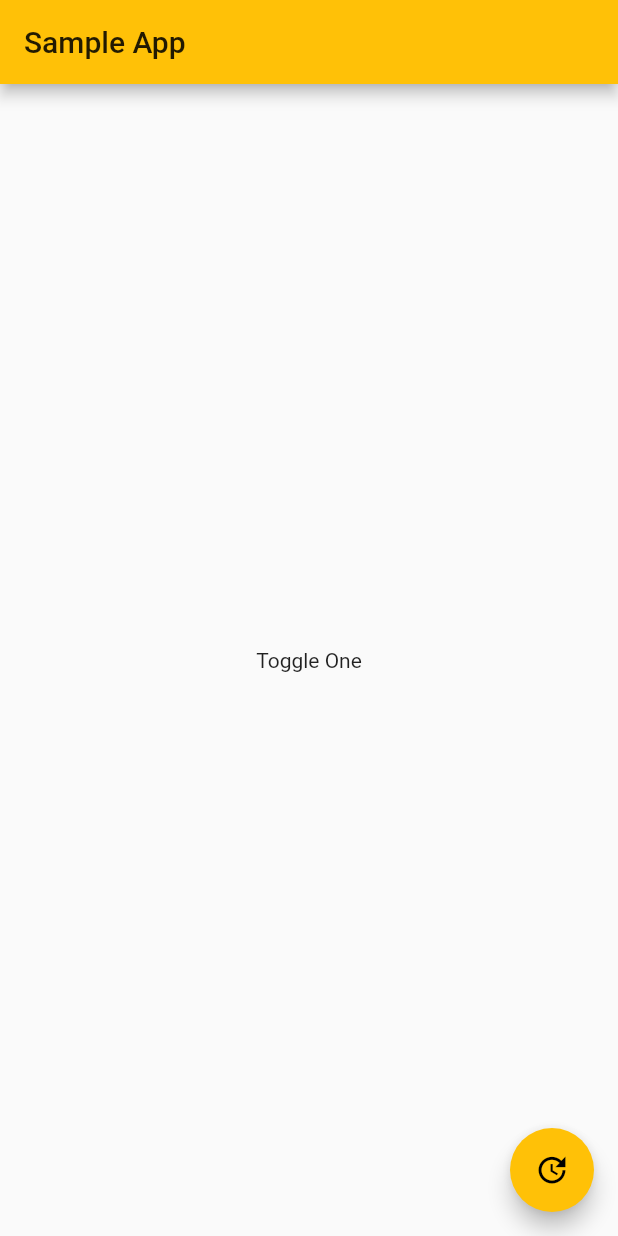
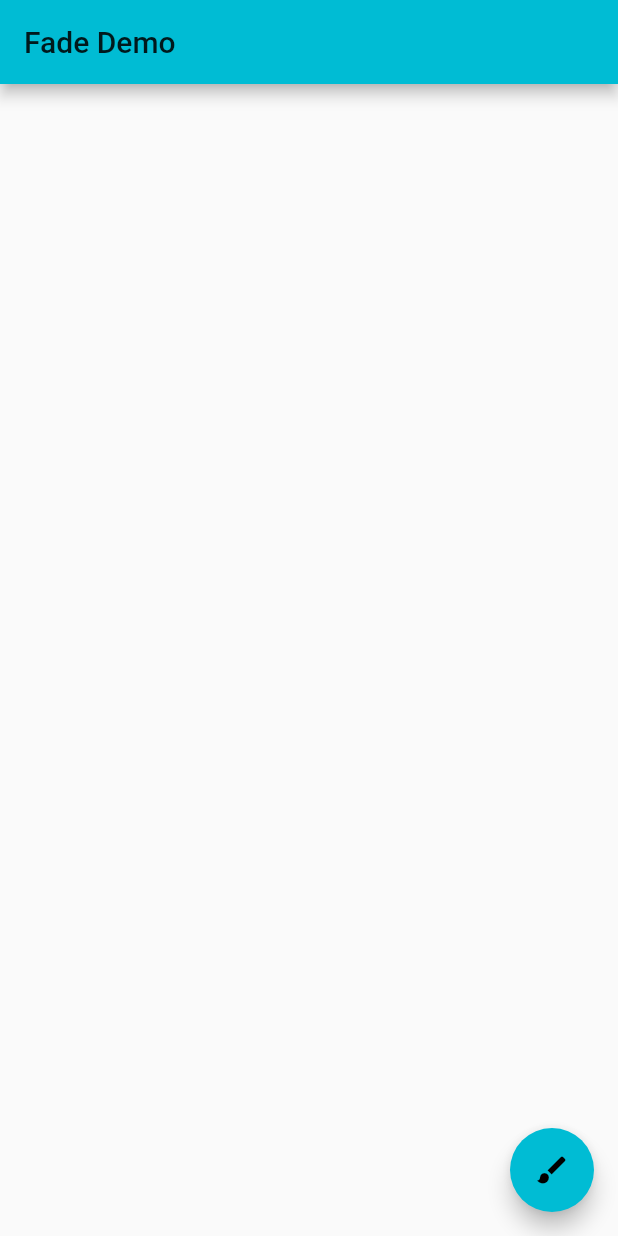
Before and after one commit to IdiotLeon/DocFlutterForAndroidDev, a Flutter app: the screen it shows after launch, on a phone screen of 412 x 824 dp. Run offline on Flutter 3.47's test engine with Material 2 defaults, Android fonts, the phone set to English and light mode, and no system bars.

Commit message:
tutorial: Animating a widget

```diff
--- a/lib/main.dart
+++ b/lib/main.dart
@@ -1,7 +1,7 @@
 import 'package:flutter/material.dart';
 
 void main() {
-  runApp(SampleApp());
+  runApp(FadeAppTest());
 }
 
 class SampleApp extends StatelessWidget {
@@ -64,3 +64,62 @@ class _SampleAppPageState extends State<SampleAppPage> {
     );
   }
 }
+
+class FadeAppTest extends StatelessWidget {
+  @override
+  Widget build(BuildContext context) {
+    return MaterialApp(
+      title: 'Fade Demo',
+      theme: ThemeData(
+        primarySwatch: Colors.cyan,
+      ),
+      home: MyFadeTest(title: 'Fade Demo'),
+    );
+  }
+}
+
+class MyFadeTest extends StatefulWidget {
+  MyFadeTest({Key key, this.title}) : super(key: key);
+  final String title;
+  @override
+  _MyFadeTest createState() => _MyFadeTest();
+}
+
+class _MyFadeTest extends State<MyFadeTest> with TickerProviderStateMixin {
+  AnimationController controller;
+  CurvedAnimation curve;
+
+  @override
+  void initState() {
+    super.initState();
+    controller = AnimationController(
+        duration: const Duration(milliseconds: 2000), vsync: this);
+    curve = CurvedAnimation(parent: controller, curve: Curves.easeIn);
+  }
+
+  @override
+  Widget build(BuildContext context) {
+    return Scaffold(
+      appBar: AppBar(
+        title: Text(widget.title),
+      ),
+      body: Center(
+        child: Container(
+          child: FadeTransition(
+            opacity: curve,
+            child: FlutterLogo(
+              size: 100.0,
+            ),
+          ),
+        ),
+      ),
+      floatingActionButton: FloatingActionButton(
+        tooltip: 'Fade',
+        child: Icon(Icons.brush),
+        onPressed: () {
+          controller.forward();
+        },
+      ),
+    );
+  }
+}
```
